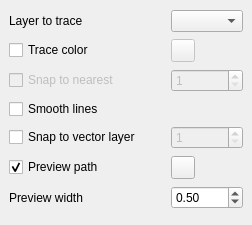
First picture: the form in raster_tracer_dockwidget_base.ui, repository IongIer/raster_tracer, before the edit.
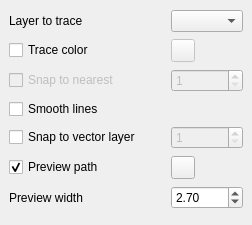
Second picture: the form after the edit. Custom widgets are drawn as their Qt base class.

Commit message: smooths preview

What changed in the file:
```diff
--- a/raster_tracer_dockwidget_base.ui
+++ b/raster_tracer_dockwidget_base.ui
@@ -144,7 +144,7 @@
        <double>0.100000000000000</double>
       </property>
       <property name="value">
-       <double>0.500000000000000</double>
+       <double>2.700000000000000</double>
       </property>
      </widget>
     </item>
```
The commit also changes 2 other files.
